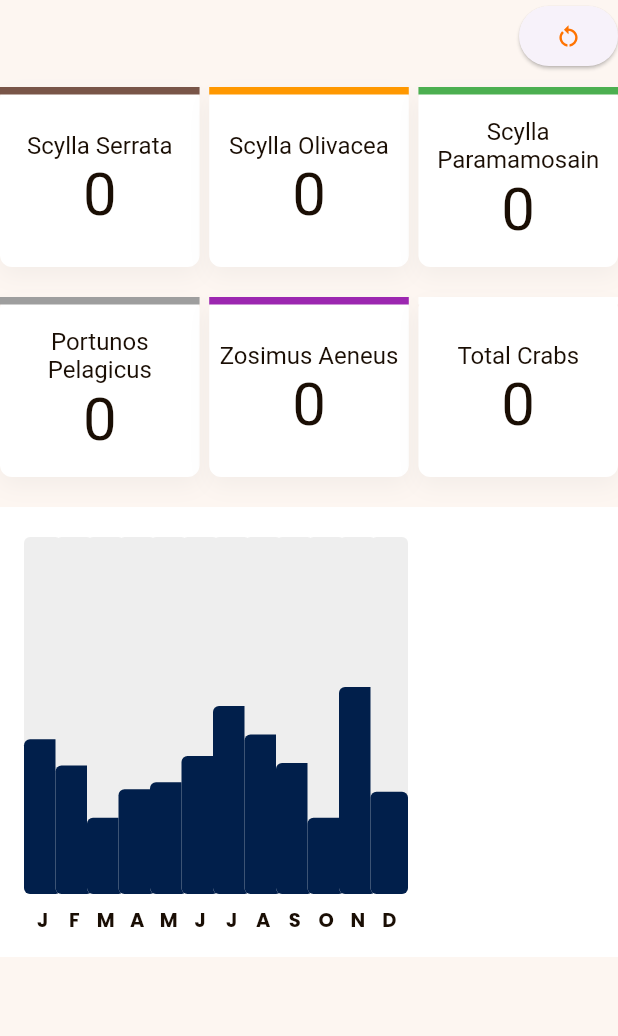
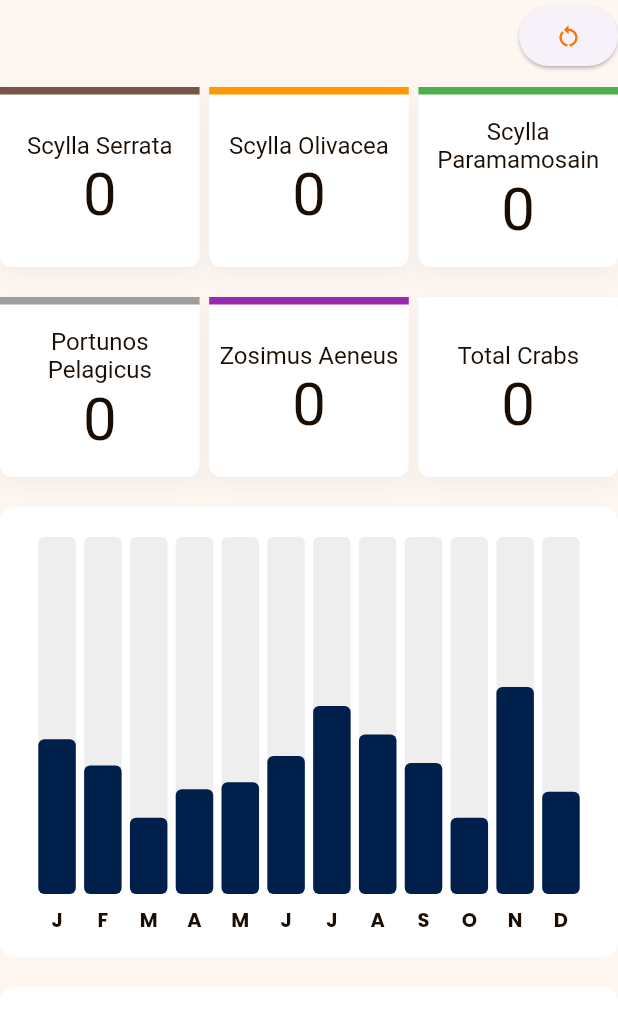
Before and after one commit to keannugran19/crabcheckweb, a Flutter app: the DashboardPageLargeScreen widget shown alone on an empty page, opened directly, on a phone screen of 412 x 824 dp. Shown: the top 1036 px of the screen. Run offline on Flutter 3.47's test engine with Material 3 defaults, Android fonts, the phone set to English and light mode, and no system bars; drawn by our look-alikes of fl_chart; our stand-ins replace cloud_firestore, data_table_2, firebase_auth, firebase_core, flutter_map, get and 2 more; accounts and stored records are empty.

Commit message:
UPDATE separated bar graph and pie chart

```diff
--- a/lib/pages/dashboard/widgets/dashboard_card_large.dart
+++ b/lib/pages/dashboard/widgets/dashboard_card_large.dart
@@ -3,7 +3,7 @@ import 'package:crabcheckweb1/constants/colors.dart';
 import 'package:crabcheckweb1/pages/dashboard/barGraph/bar_graph.dart';
 import 'package:crabcheckweb1/pages/dashboard/barGraph/bar_graph_lists.dart';
 import 'package:crabcheckweb1/pages/dashboard/widgets/info_card.dart';
-import 'package:fl_chart/fl_chart.dart';
+import 'package:crabcheckweb1/pages/dashboard/widgets/pie_chart.dart';
 import 'package:flutter/material.dart';
 
 class DashboardPageLargeScreen extends StatefulWidget {
@@ -123,6 +123,7 @@ class _DashboardPageLargeScreenState extends State<DashboardPageLargeScreen> {
       default:
     }
 
+//* DASHBOARD
     return Column(
       children: [
         // Page restart button
@@ -189,7 +190,7 @@ class _DashboardPageLargeScreenState extends State<DashboardPageLargeScreen> {
           height: 20,
         ),
 
-        // second row displayed
+        //* second row displayed
         Row(
           children: [
             InfoCard(
@@ -238,51 +239,54 @@ class _DashboardPageLargeScreenState extends State<DashboardPageLargeScreen> {
           height: 20,
         ),
 
+        Column(
+          children: [
+            Column(
+              children: [
+                Column(
+                  children: [
+                    //* BAR GRAPH CONTAINER
                     Container(
+                      height: 300,
+                      decoration: BoxDecoration(
                         color: Colors.white,
-          height: 300,
+                        borderRadius: BorderRadius.circular(10),
+                      ),
                       child: Padding(
                         padding: const EdgeInsets.all(20.0),
-            child: Row(
-              mainAxisSize: MainAxisSize.max,
-              children: [
-                // BAR GRAPH
-                Expanded(
-                  flex: 2,
                         child: BarGraph(
                           totalCrabs: graphData,
                         ),
                       ),
+                    ),
 
-                // PIE CHART
-                Expanded(
-                  flex: 1,
-                  child: PieChart(
-                      swapAnimationDuration: const Duration(milliseconds: 750),
-                      swapAnimationCurve: Curves.easeInOutQuint,
-                      PieChartData(sections: [
-                        PieChartSectionData(
-                            value: scyllaSerrataCount.toDouble(),
-                            color: Colors.brown),
-                        PieChartSectionData(
-                            value: scyllaOlivaceaCount.toDouble(),
-                            color: Colors.orange),
-                        PieChartSectionData(
-                            value: scyllaParamamosainCount.toDouble(),
-                            color: Colors.green),
-                        PieChartSectionData(
-                            value: portunosPelagicusCount.toDouble(),
-                            color: Colors.grey),
-                        PieChartSectionData(
-                            value: zosimusAeneusCount.toDouble(),
-                            color: Colors.purple),
-                      ])),
-                )
-              ],
+                    const SizedBox(height: 20),
+
+                    //* PIE CHART CONTAINER
+                    Container(
+                      height: 300,
+                      decoration: BoxDecoration(
+                        color: Colors.white,
+                        borderRadius: BorderRadius.circular(10),
+                      ),
+                      child: Padding(
+                        padding: const EdgeInsets.all(20.0),
+                        child: PieChartDisplay(
+                          scyllaOlivaceaCount: scyllaOlivaceaCount,
+                          scyllaSerrataCount: scyllaSerrataCount,
+                          scyllaParamamosainCount: scyllaParamamosainCount,
+                          portunosPelagicusCount: portunosPelagicusCount,
+                          zosimusAeneusCount: zosimusAeneusCount,
                         ),
                       ),
                     ),
                   ],
+                )
+              ],
+            )
+          ],
+        )
+      ],
     );
   }
 }
--- /dev/null
+++ b/lib/pages/dashboard/widgets/pie_chart.dart
@@ -0,0 +1,38 @@
+import 'package:fl_chart/fl_chart.dart';
+import 'package:flutter/material.dart';
+
+class PieChartDisplay extends StatelessWidget {
+  final int scyllaSerrataCount;
+  final int scyllaOlivaceaCount;
+  final int scyllaParamamosainCount;
+  final int portunosPelagicusCount;
+  final int zosimusAeneusCount;
+
+  const PieChartDisplay({
+    super.key,
+    required this.scyllaSerrataCount,
+    required this.scyllaOlivaceaCount,
+    required this.scyllaParamamosainCount,
+    required this.portunosPelagicusCount,
+    required this.zosimusAeneusCount,
+  });
+
+  @override
+  Widget build(BuildContext context) {
+    return PieChart(
+        swapAnimationDuration: const Duration(milliseconds: 750),
+        swapAnimationCurve: Curves.easeInOutQuint,
+        PieChartData(sections: [
+          PieChartSectionData(
+              value: scyllaSerrataCount.toDouble(), color: Colors.brown),
+          PieChartSectionData(
+              value: scyllaOlivaceaCount.toDouble(), color: Colors.orange),
+          PieChartSectionData(
+              value: scyllaParamamosainCount.toDouble(), color: Colors.green),
+          PieChartSectionData(
+              value: portunosPelagicusCount.toDouble(), color: Colors.grey),
+          PieChartSectionData(
+              value: zosimusAeneusCount.toDouble(), color: Colors.purple),
+        ]));
+  }
+}
```
Lines whose indentation alone changed are shown as unchanged.
